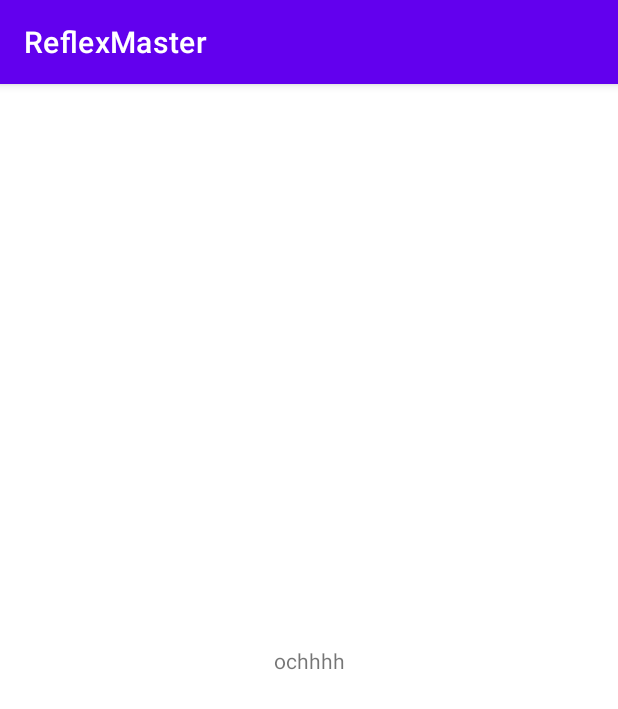
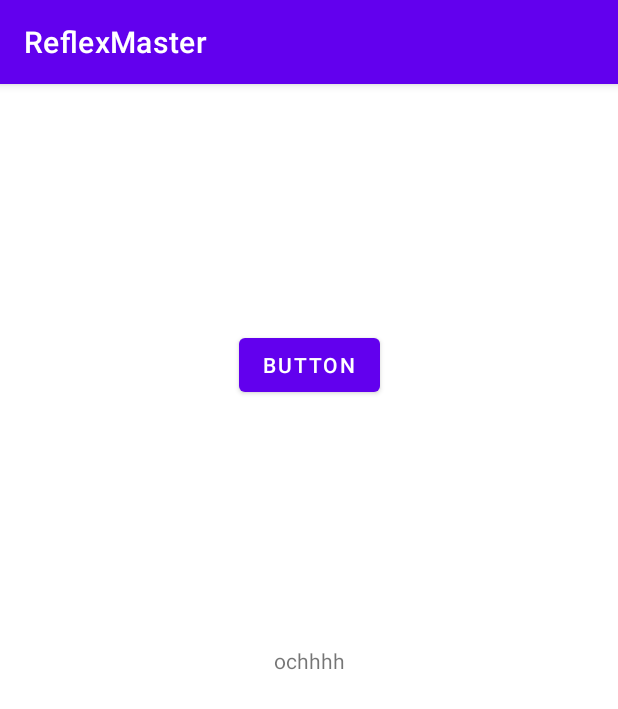
Before and after one commit to PeterHodas/ReflexMaster, an Android app: the screen it shows after launch (MainActivity), on a phone screen of 412 x 824 dp. Shown: the top 709 px of the screen. Run offline under Robolectric (Android 15) with nearby library versions, the phone set to English and light mode, and no system bars.

Commit message:
button reakcia na klik

```diff
--- a/app/src/main/java/com/example/reflexmaster/MainActivity.kt
+++ b/app/src/main/java/com/example/reflexmaster/MainActivity.kt
@@ -2,10 +2,19 @@ package com.example.reflexmaster
 
 import androidx.appcompat.app.AppCompatActivity
 import android.os.Bundle
+import android.widget.Button
+import android.widget.Toast
 
 class MainActivity : AppCompatActivity() {
+
     override fun onCreate(savedInstanceState: Bundle?) {
         super.onCreate(savedInstanceState)
         setContentView(R.layout.activity_main)
+
+        val btn_click_me = findViewById(R.id.click_me) as Button
+        // set on-click listener
+        btn_click_me.setOnClickListener {
+            Toast.makeText(this@MainActivity, "You clicked me.", Toast.LENGTH_SHORT).show()
+        }
     }
 }
--- a/app/src/main/res/layout/activity_main.xml
+++ b/app/src/main/res/layout/activity_main.xml
@@ -7,6 +7,7 @@
     tools:context=".MainActivity">
 
     <TextView
+        android:id="@+id/textView2"
         android:layout_width="wrap_content"
         android:layout_height="wrap_content"
         android:text="ochhhh"
@@ -15,4 +16,14 @@
         app:layout_constraintStart_toStartOf="parent"
         app:layout_constraintTop_toTopOf="parent" />
 
+    <Button
+        android:id="@+id/click_me"
+        android:layout_width="wrap_content"
+        android:layout_height="wrap_content"
+        android:text="Button"
+        app:layout_constraintBottom_toTopOf="@+id/textView2"
+        app:layout_constraintEnd_toEndOf="parent"
+        app:layout_constraintStart_toStartOf="parent"
+        app:layout_constraintTop_toTopOf="parent" />
+
 </androidx.constraintlayout.widget.ConstraintLayout>
```
